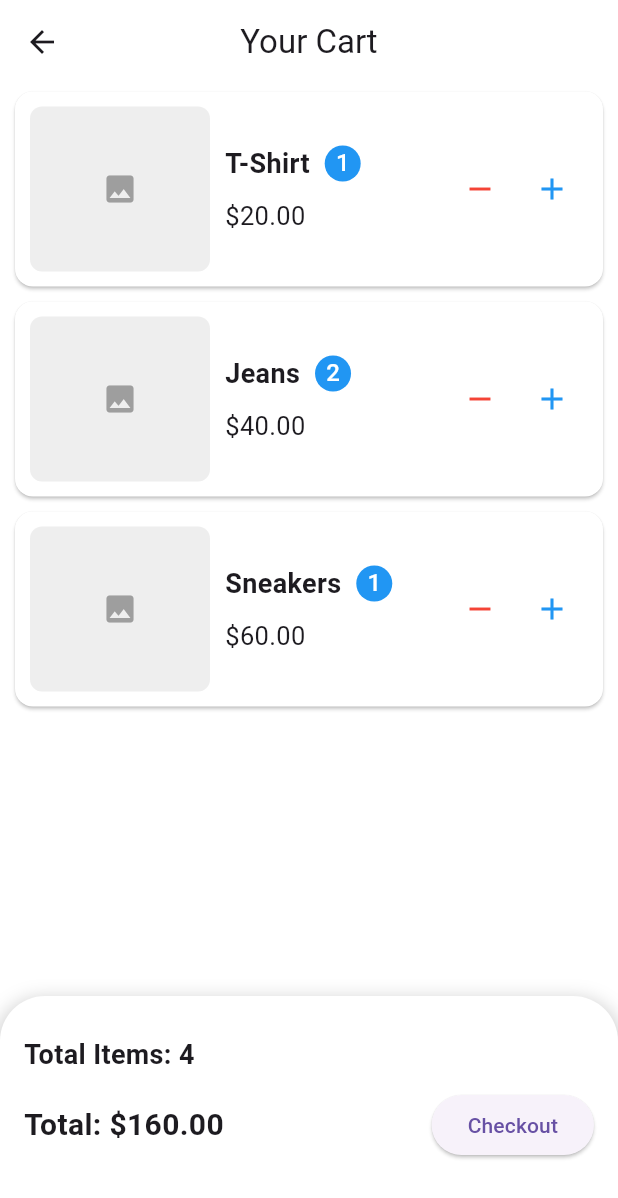
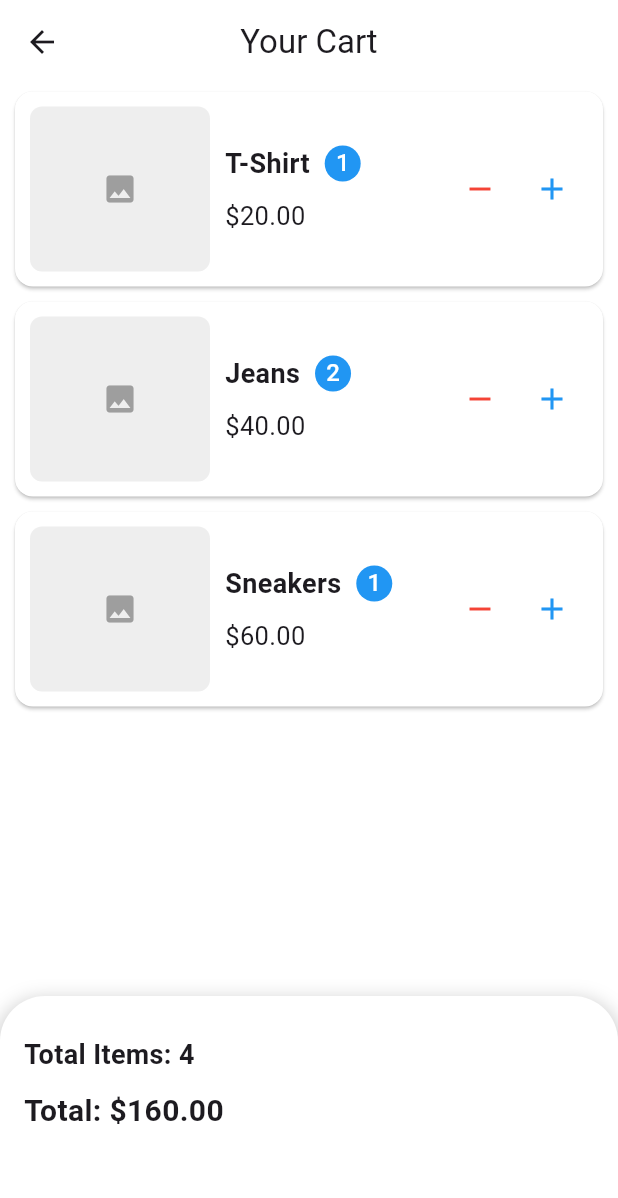
Before and after one commit to hadishamoun1/vesti-app, a Flutter app: the CartScreen screen opened directly, on a phone screen of 412 x 824 dp. Shown: the top 1198 px of the screen. Run offline on Flutter 3.47's test engine with Material 3 defaults, Android fonts, the phone set to English and light mode, and no system bars; our stand-ins replace geolocator, image_picker, jwt_decoder, permission_handler, shared_preferences; missing offline and left inert: flutter_background_geolocation; accounts and stored records are empty.

Commit message:
Deleted elevated button

```diff
--- a/lib/screens/Cart.dart
+++ b/lib/screens/Cart.dart
@@ -183,10 +183,6 @@ class _CartScreenState extends State<CartScreen> {
                       style:
                           TextStyle(fontSize: 20, fontWeight: FontWeight.bold),
                     ),
-                    ElevatedButton(
-                      onPressed: _onCheckout,
-                      child: Text('Checkout'),
-                    ),
                   ],
                 ),
               ],
```
